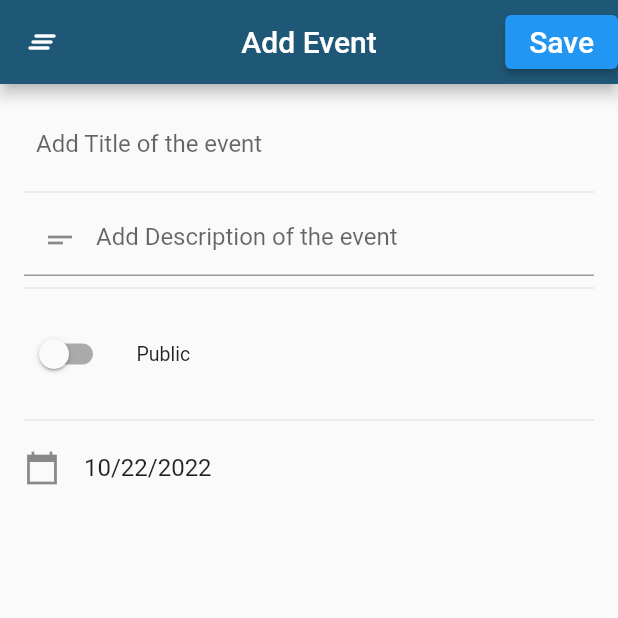
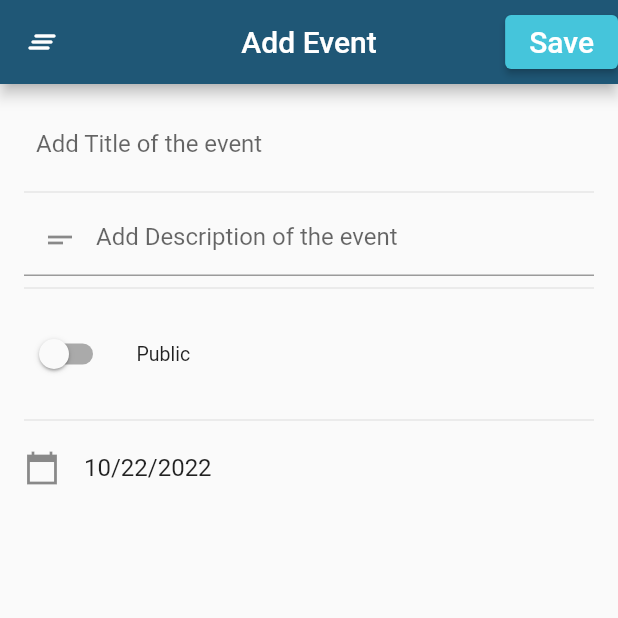
Before and after one commit to ayushsharman/Medoc, a Flutter app: the AddEvent screen opened directly, on a phone screen of 412 x 824 dp, the top half of it. Run offline on Flutter 3.47's test engine with Material 2 defaults, Android fonts, the phone set to English and light mode, and no system bars; drawn by our look-alikes of flutter_form_builder; our stand-ins replace syncfusion_flutter_calendar, table_calendar.

Commit message:
i'm back

```diff
--- a/medoc_calendar/lib/event.dart
+++ b/medoc_calendar/lib/event.dart
@@ -32,8 +32,13 @@ class _AddEventState extends State<AddEvent> {
               child: Text(
                 "Save",
                 style: TextStyle(
-                  color: Colors.white,
-                  fontSize: 20,
+                    color: Colors.white,
+                    fontSize: 20,
+                    backgroundColor: Colors.transparent),
+              ),
+              style: ButtonStyle(
+                backgroundColor: MaterialStateProperty.all(
+                  Color.fromARGB(255, 69, 197, 219),
                 ),
               ),
             ),
```
